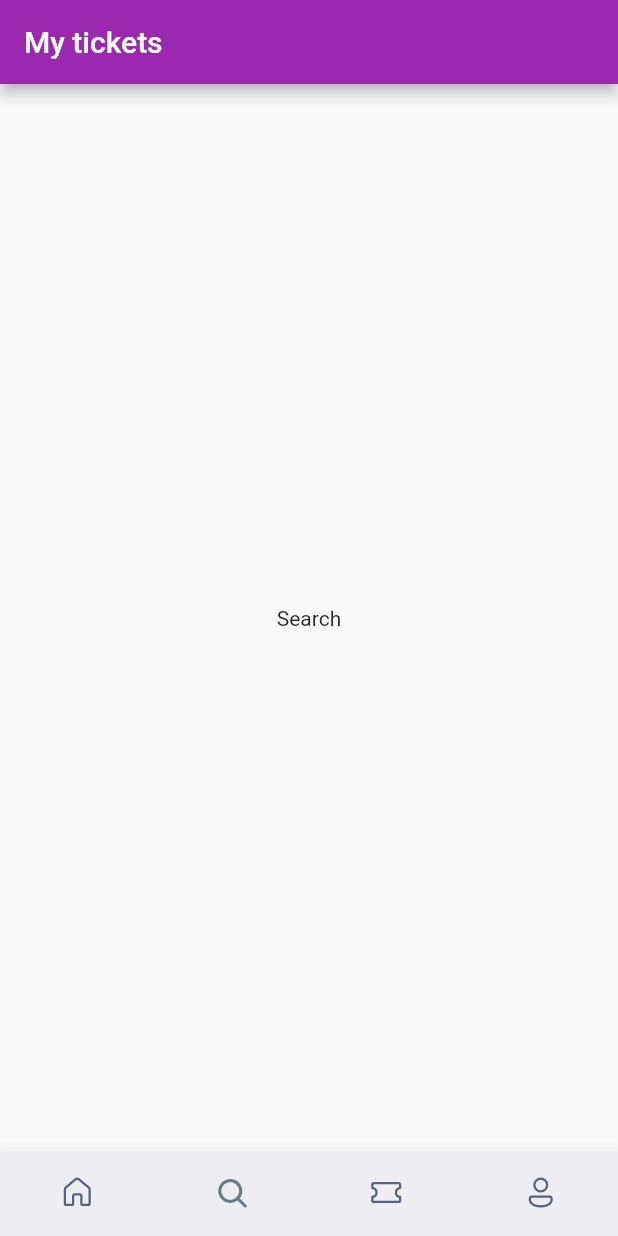
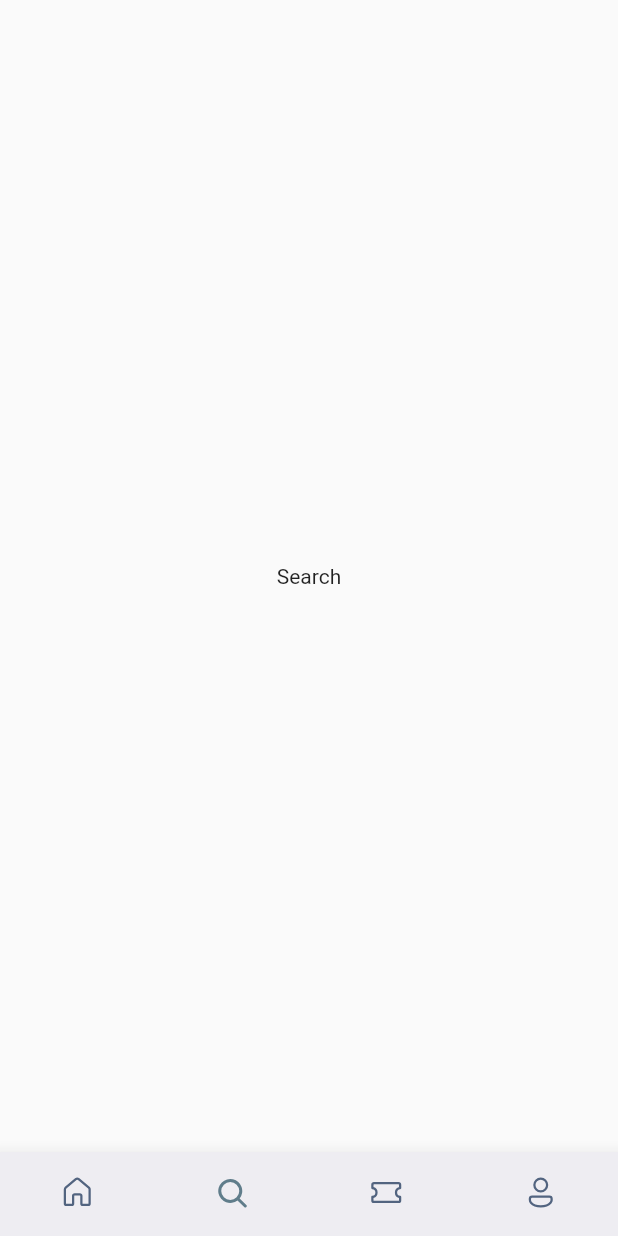
Before and after one commit to jwson-automation/exercise_commit, a Flutter app: the screen it shows after launch, item 2 of the bottom bar chosen, on a phone screen of 412 x 824 dp. Run offline on Flutter 3.47's test engine with Material 2 defaults, Android fonts, the phone set to English and light mode, and no system bars; our stand-ins replace fluentui_icons.

Commit message:
[VIEW] App Bar 제거

```diff
--- a/lib/screens/bottom.dart
+++ b/lib/screens/bottom.dart
@@ -39,9 +39,6 @@ class _BottomBarState extends State<BottomBar> {
   @override
   Widget build(BuildContext context) {
     return Scaffold(
-      appBar: AppBar(
-        title: Text("My tickets"),
-      ),
       body: Center(child: _widgetOptions[_selectedIndex]),
       bottomNavigationBar: BottomNavigationBar(
           currentIndex: _selectedIndex,
```
